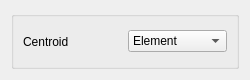
Above: src/Interface/Modules/Fields/GetCentroidsFromMeshDialog.ui from SCIInstitute/SCIRun before the change. Below: the same form after it.
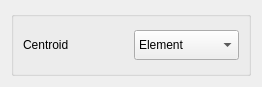
That is the form after the change.

Commit message: Mac UI adjustments

The edit to the form file:
```diff
--- a/src/Interface/Modules/Fields/GetCentroidsFromMeshDialog.ui
+++ b/src/Interface/Modules/Fields/GetCentroidsFromMeshDialog.ui
@@ -6,8 +6,8 @@
    <rect>
     <x>0</x>
     <y>0</y>
-    <width>250</width>
-    <height>80</height>
+    <width>262</width>
+    <height>87</height>
    </rect>
   </property>
   <property name="sizePolicy">
@@ -18,8 +18,8 @@
   </property>
   <property name="minimumSize">
    <size>
-    <width>250</width>
-    <height>80</height>
+    <width>262</width>
+    <height>87</height>
    </size>
   </property>
   <property name="windowTitle">
@@ -41,6 +41,12 @@
       </item>
       <item>
        <widget class="QComboBox" name="centroids_">
+        <property name="minimumSize">
+         <size>
+          <width>0</width>
+          <height>30</height>
+         </size>
+        </property>
         <item>
          <property name="text">
           <string>Element</string>
```
The commit also changes 4 other files.
